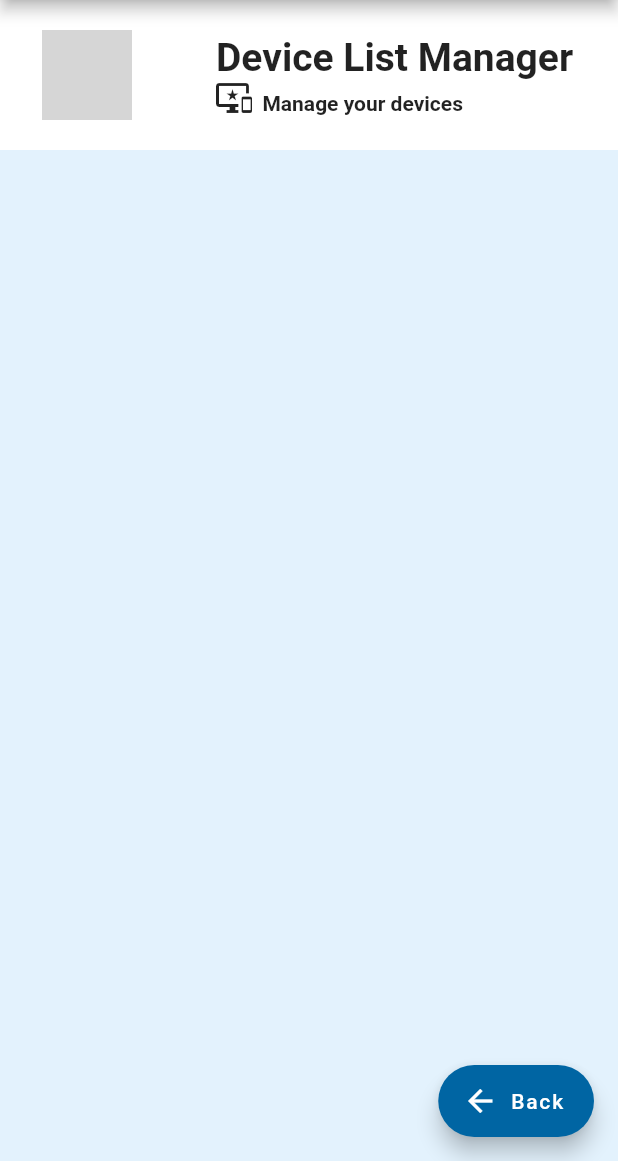
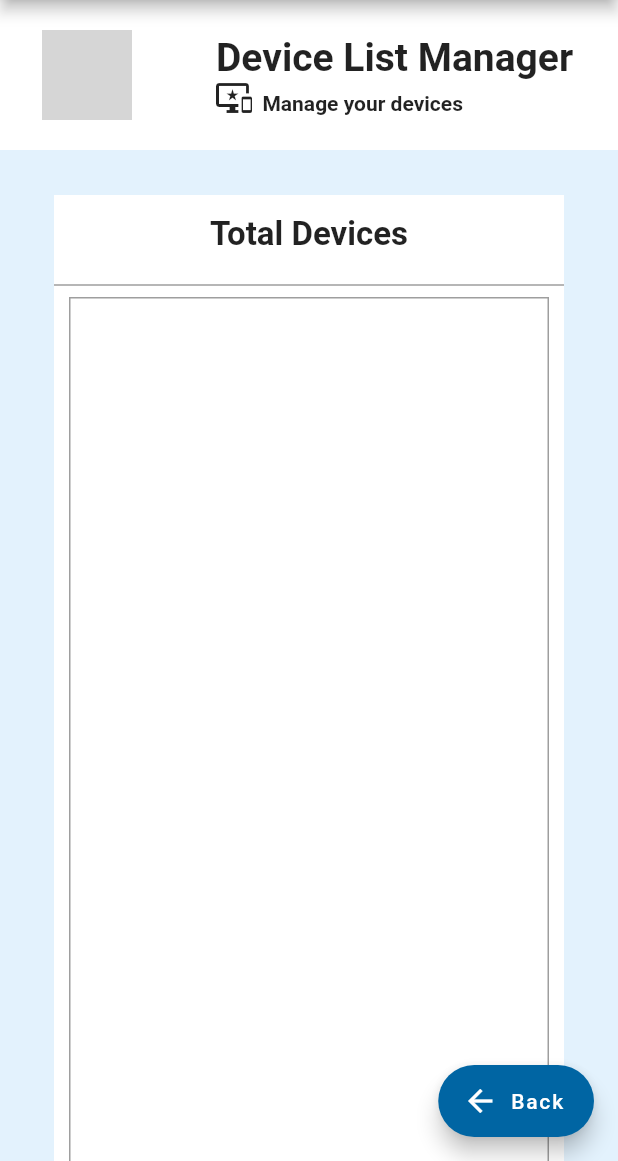
Before and after one commit to YousfYousry/CMS-COMDELTA-APP, a Flutter app: the TotalDeviceCard screen opened directly, on a phone screen of 412 x 824 dp, the part 75-1236 px from its top. Run offline on Flutter 3.47's test engine with Material 2 defaults, Android fonts, the light colour scheme and no system bars; our stand-ins replace google_maps_flutter; grey boxes are pictures that could not be loaded.

Commit message:
Updated device list manager and google map

```diff
--- a/lib/DashBoard.dart
+++ b/lib/DashBoard.dart
@@ -101,7 +101,7 @@ class _DashBoardPageState extends State<DashBoardPage> {
             InkWell(
               onTap: () {
                 Navigator.push(context,
-                    MaterialPageRoute(builder: (context) => GoogleMap()));
+                    MaterialPageRoute(builder: (context) => GoogleMapApp()));
               },
               child: Container(
                 width: 320,
--- a/lib/TotalDevicesCard.dart
+++ b/lib/TotalDevicesCard.dart
@@ -20,6 +20,41 @@ class TotalDeviceCard extends StatelessWidget {
         child: Column(
           children: [
             DeviceListHeader(),
+            SizedBox(height: 30),
+            Container(
+              color: Colors.white,
+              width: 340,
+              height: 800,
+              child: Column(
+                children: [
+                  Center(
+                    heightFactor: 2,
+                    child: Text(
+                      'Total Devices',
+                      style:
+                          TextStyle(fontSize: 22, fontWeight: FontWeight.bold),
+                    ),
+                  ),
+                  Divider(
+                    thickness: 1,
+                    color: Colors.grey,
+                  ),
+                  Container(
+                    width: 320,
+                    height: 700,
+                    decoration: BoxDecoration(
+                      border: Border.all(width: 1, color: Colors.grey),
+                    ),
+                    child: Column(
+                        mainAxisAlignment: MainAxisAlignment.center,
+                        children: [
+
+                        ]),
+                  )
+                ],
+              ),
+            ),
+            SizedBox(height: 30),
           ],
         ),
       ),
```
Also changed, not shown: lib/GoogleMap.dart (+14 -5 lines), lib/DataTableInfo.dart (added), 3 other files.
